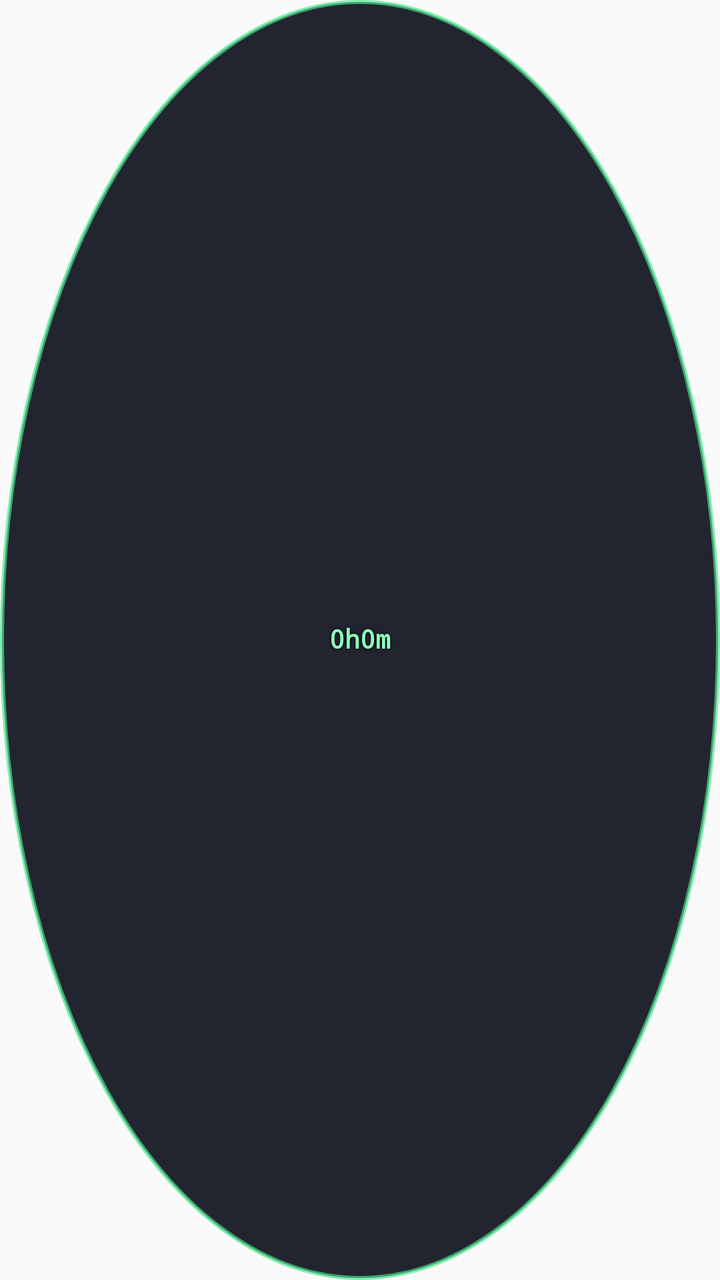
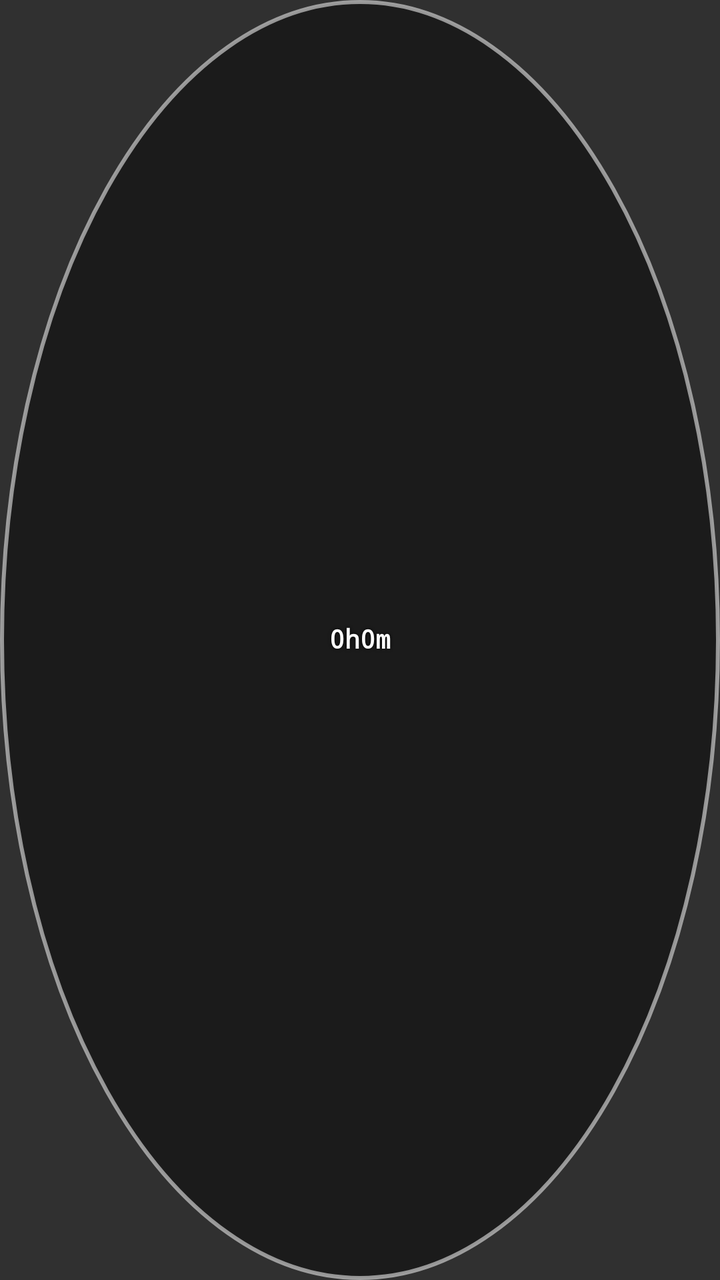

Compare the two renders of this Android layout. The source of the first and the diff that turns it into the second are given below.
<!-- AndroidManifest.xml: application theme Theme.TimeHUD -->
<!-- res/layout/overlay_passive.xml -->
<?xml version="1.0" encoding="utf-8"?>
<FrameLayout xmlns:android="http://schemas.android.com/apk/res/android"
    android:layout_width="64dp"
    android:layout_height="64dp"
    android:background="@drawable/bg_overlay_bubble"
    android:clickable="true"
    android:elevation="8dp"
    android:focusable="true">

    <TextView
        android:id="@+id/tv_time"
        android:layout_width="wrap_content"
        android:layout_height="wrap_content"
        android:layout_gravity="center"
        android:fontFamily="monospace"
        android:includeFontPadding="false"
        android:maxLines="1"
        android:padding="4dp"
        android:shadowColor="#FF000000"
        android:shadowDx="0"
        android:shadowDy="0"
        android:shadowRadius="4"
        android:text="@string/overlay_bubble_time_placeholder"
        android:textColor="#FF8DFFBB"
        android:textSize="13sp"
        android:textStyle="bold" />

</FrameLayout>
<!-- resources referenced by this layout -->
<resources>
  <!-- drawable bg_overlay_bubble (drawable) -->
  <?xml version="1.0" encoding="utf-8"?>
  <shape xmlns:android="http://schemas.android.com/apk/res/android"
      android:shape="oval">
      <solid android:color="#F0151824" />
      <stroke
          android:width="2dp"
          android:color="#AA49E68D" />
  </shape>
  <string name="overlay_bubble_time_placeholder">0h0m</string>
  <style name="Theme.TimeHUD" parent="android:Theme.Material.Light.NoActionBar" />
</resources>

<!-- the commit's change to res/layout/overlay_passive.xml (unified diff, before → after) -->
@@ -21,7 +21,7 @@
         android:shadowDy="0"
         android:shadowRadius="4"
         android:text="@string/overlay_bubble_time_placeholder"
-        android:textColor="#FF8DFFBB"
+        android:textColor="@color/graphite_text_primary"
         android:textSize="13sp"
         android:textStyle="bold" />
 
<!-- resource entries referenced after the edit -->
@@ -1,15 +1,18 @@
 <!-- resources referenced by this layout -->
 <resources>
+  <color name="graphite_text_primary">#FFFAFAFA</color>
   <!-- drawable bg_overlay_bubble (drawable) -->
   <?xml version="1.0" encoding="utf-8"?>
   <shape xmlns:android="http://schemas.android.com/apk/res/android"
       android:shape="oval">
-      <solid android:color="#F0151824" />
+      <solid android:color="@color/graphite_bubble" />
       <stroke
           android:width="2dp"
-          android:color="#AA49E68D" />
+          android:color="@color/graphite_bubble_border" />
   </shape>
   <string name="overlay_bubble_time_placeholder">0h0m</string>
-  <style name="Theme.TimeHUD" parent="android:Theme.Material.Light.NoActionBar" />
+  <style name="Theme.TimeHUD" parent="android:Theme.Material.NoActionBar" />
+  <color name="graphite_bubble">#F01A1A1A</color>
+  <color name="graphite_bubble_border">#AAD4D4D4</color>
 </resources>
 
